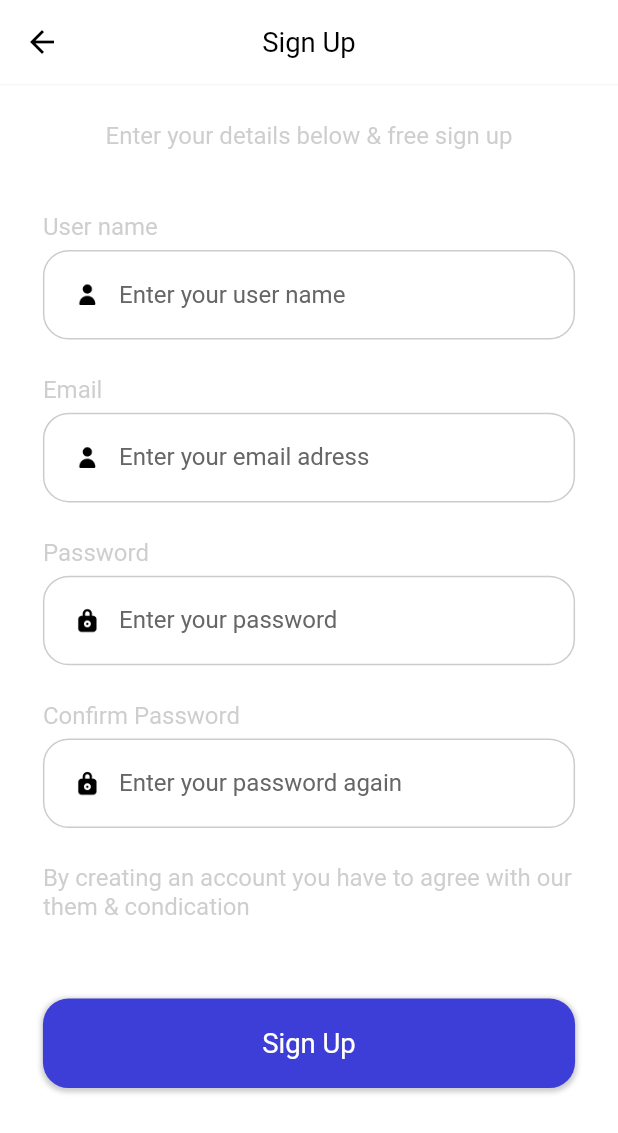
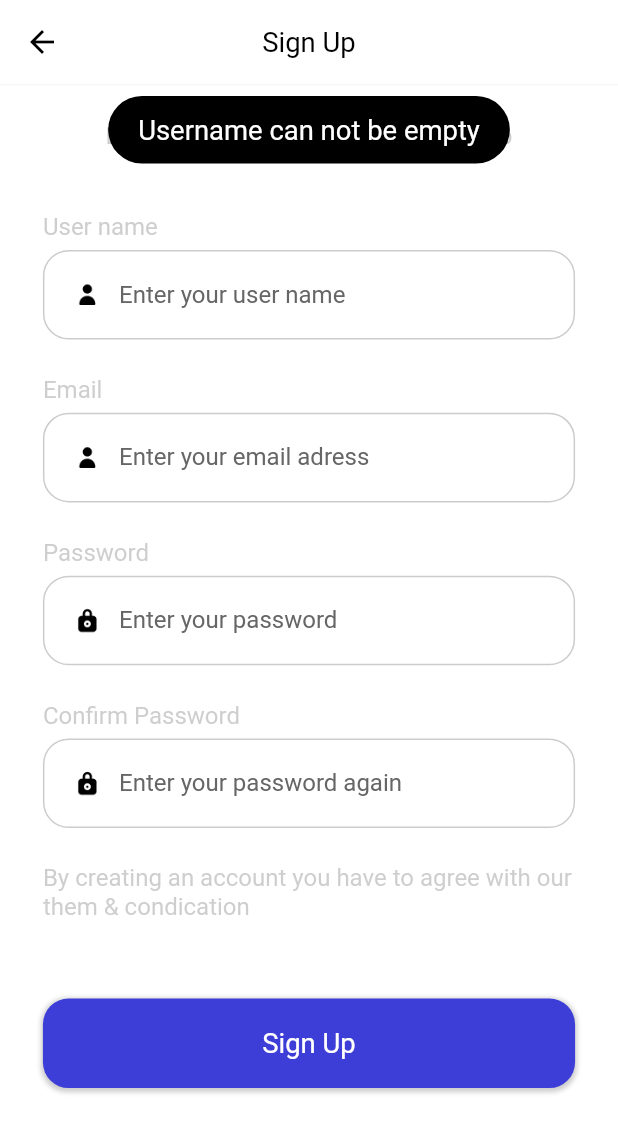
Before and after one commit to andriiSad/ulearning_app, a Flutter app: the Register screen opened by its route, after a tap on "Sign Up", on a phone screen of 412 x 824 dp. Shown: the top 1133 px of the screen. Run offline on Flutter 3.47's test engine with Material 2 defaults, Android fonts, the phone set to English and light mode, and no system bars; our stand-ins replace cloud_firestore, dots_indicator, firebase_auth, firebase_core, flutter_bloc, flutter_screenutil and 1 more; accounts and stored records are empty; Roboto replaces fonts that are missing (Avenir).

Commit message:
added RegisterController

```diff
--- a/lib/pages/bloc_providers.dart
+++ b/lib/pages/bloc_providers.dart
@@ -3,17 +3,21 @@ import 'package:ulearning_app/pages/sign_in/bloc/sign_in_blocs.dart';
 import 'package:ulearning_app/pages/welcome/bloc/welcome_blocs.dart';
 
 import '../app_blocs.dart';
+import 'register/bloc/register_blocs.dart';
 
 class AppBlocProviders {
   static get allBlocProviders => [
         BlocProvider(
           create: (context) => WelcomeBloc(),
         ),
-        BlocProvider(
-          create: (context) => AppBlocs(),
-        ),
+        // BlocProvider(
+        //   create: (context) => AppBlocs(),
+        // ),
         BlocProvider(
           create: (context) => SignInBloc(),
         ),
+        BlocProvider(
+          create: (context) => RegisterBlocs(),
+        ),
       ];
 }
--- a/lib/pages/register/register_controller.dart
+++ b/lib/pages/register/register_controller.dart
@@ -0,0 +1,66 @@
+import 'package:firebase_auth/firebase_auth.dart';
+import 'package:flutter/cupertino.dart';
+import 'package:flutter_bloc/flutter_bloc.dart';
+import 'package:ulearning_app/pages/register/bloc/register_blocs.dart';
+
+import '../../common/widgets/flutter_toast.dart';
+
+class RegisterController {
+  final BuildContext context;
+  const RegisterController({required this.context});
+
+  void handleEmailRegister() async {
+    final state = context.read<RegisterBlocs>().state;
+
+    String userName = state.username;
+    String email = state.email;
+    String password = state.password;
+    String rePassword = state.rePassword;
+
+    if (userName.isEmpty) {
+      toastInfo(msg: 'Username can not be empty');
+      return;
+    }
+    if (email.isEmpty) {
+      toastInfo(msg: 'Email can not be empty');
+      return;
+    }
+
+    if (password.isEmpty) {
+      toastInfo(msg: 'Password can not be empty');
+      return;
+    }
+    if (rePassword.isEmpty) {
+      toastInfo(msg: 'Your password confirmation is empty');
+      return;
+    }
+    if (password != rePassword) {
+      toastInfo(msg: 'Your password and password confirmation does not match');
+      return;
+    }
+
+    try {
+      final credential =
+          await FirebaseAuth.instance.createUserWithEmailAndPassword(
+        email: email,
+        password: password,
+      );
+      if (credential.user != null) {
+        await credential.user?.sendEmailVerification();
+        await credential.user?.updateDisplayName(userName);
+        toastInfo(msg: 'Check your email to verify your account');
+        Navigator.of(context).pop();
+      }
+    } on FirebaseAuthException catch (e) {
+      if (e.code == 'weak-password') {
+        toastInfo(msg: 'The password provided is too weak');
+      } else if (e.code == 'email-already-in-use') {
+        toastInfo(msg: 'The account already exists for that email');
+      } else if (e.code == 'invalid-email') {
+        toastInfo(msg: 'The email is not valid');
+      } else if (e.code == 'operation-not-allowed') {
+        toastInfo(msg: 'Operation not allowed');
+      }
+    }
+  }
+}
```
Also changed, not shown: lib/main.dart (+0 -51 lines), lib/pages/register/register.dart (+25 -8 lines).
